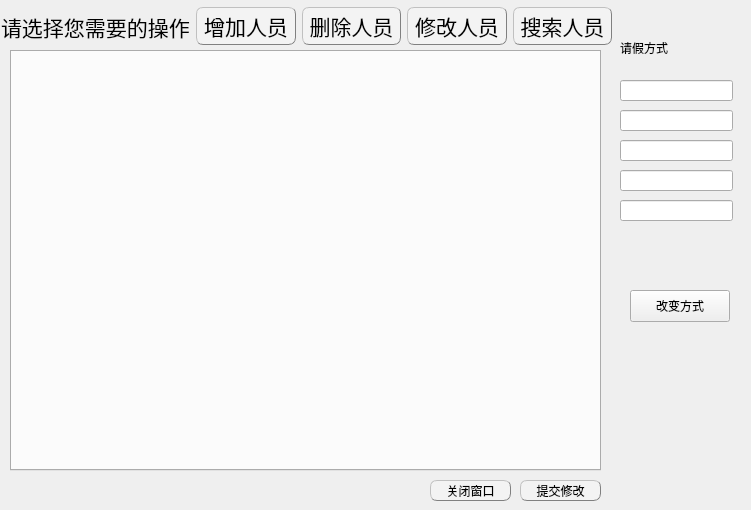
Above: personmanagedialog.ui from EsZHU/QtExamSystem before the change. Below: the same form after it.
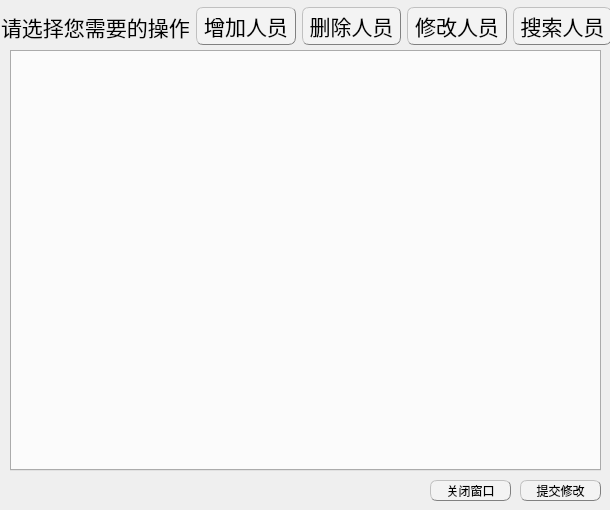
That is the form after the change.

The edit to the form file:
```diff
--- a/personmanagedialog.ui
+++ b/personmanagedialog.ui
@@ -6,7 +6,7 @@
    <rect>
     <x>0</x>
     <y>0</y>
-    <width>751</width>
+    <width>610</width>
     <height>510</height>
    </rect>
   </property>
@@ -177,82 +177,6 @@
     <string>关闭窗口</string>
    </property>
   </widget>
-  <widget class="QLineEdit" name="lineEdit">
-   <property name="geometry">
-    <rect>
-     <x>620</x>
-     <y>80</y>
-     <width>113</width>
-     <height>21</height>
-    </rect>
-   </property>
-  </widget>
-  <widget class="QLineEdit" name="lineEdit_2">
-   <property name="geometry">
-    <rect>
-     <x>620</x>
-     <y>110</y>
-     <width>113</width>
-     <height>21</height>
-    </rect>
-   </property>
-  </widget>
-  <widget class="QLineEdit" name="lineEdit_3">
-   <property name="geometry">
-    <rect>
-     <x>620</x>
-     <y>140</y>
-     <width>113</width>
-     <height>21</height>
-    </rect>
-   </property>
-  </widget>
-  <widget class="QLineEdit" name="lineEdit_4">
-   <property name="geometry">
-    <rect>
-     <x>620</x>
-     <y>170</y>
-     <width>113</width>
-     <height>21</height>
-    </rect>
-   </property>
-  </widget>
-  <widget class="QLineEdit" name="lineEdit_5">
-   <property name="geometry">
-    <rect>
-     <x>620</x>
-     <y>200</y>
-     <width>113</width>
-     <height>21</height>
-    </rect>
-   </property>
-  </widget>
-  <widget class="QLabel" name="label_2">
-   <property name="geometry">
-    <rect>
-     <x>620</x>
-     <y>40</y>
-     <width>58</width>
-     <height>16</height>
-    </rect>
-   </property>
-   <property name="text">
-    <string>请假方式</string>
-   </property>
-  </widget>
-  <widget class="QPushButton" name="changeButton">
-   <property name="geometry">
-    <rect>
-     <x>630</x>
-     <y>290</y>
-     <width>100</width>
-     <height>32</height>
-    </rect>
-   </property>
-   <property name="text">
-    <string>改变方式</string>
-   </property>
-  </widget>
  </widget>
  <resources/>
  <connections/>
```
